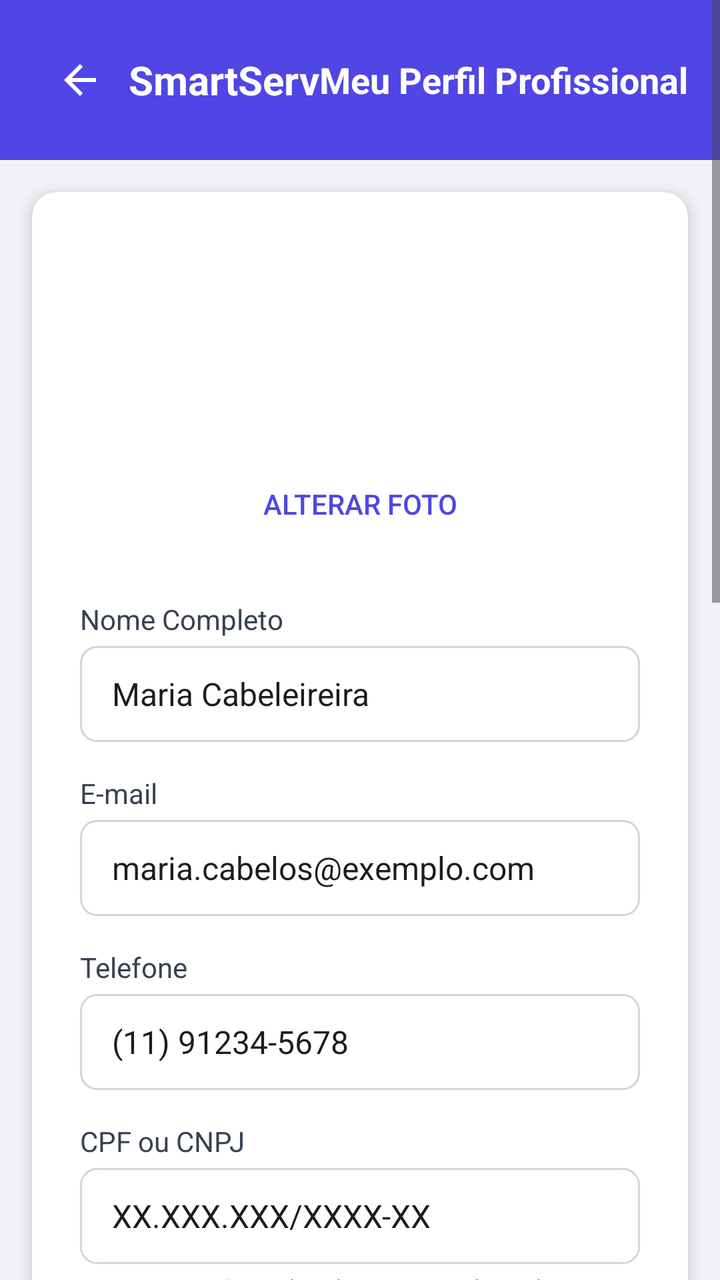
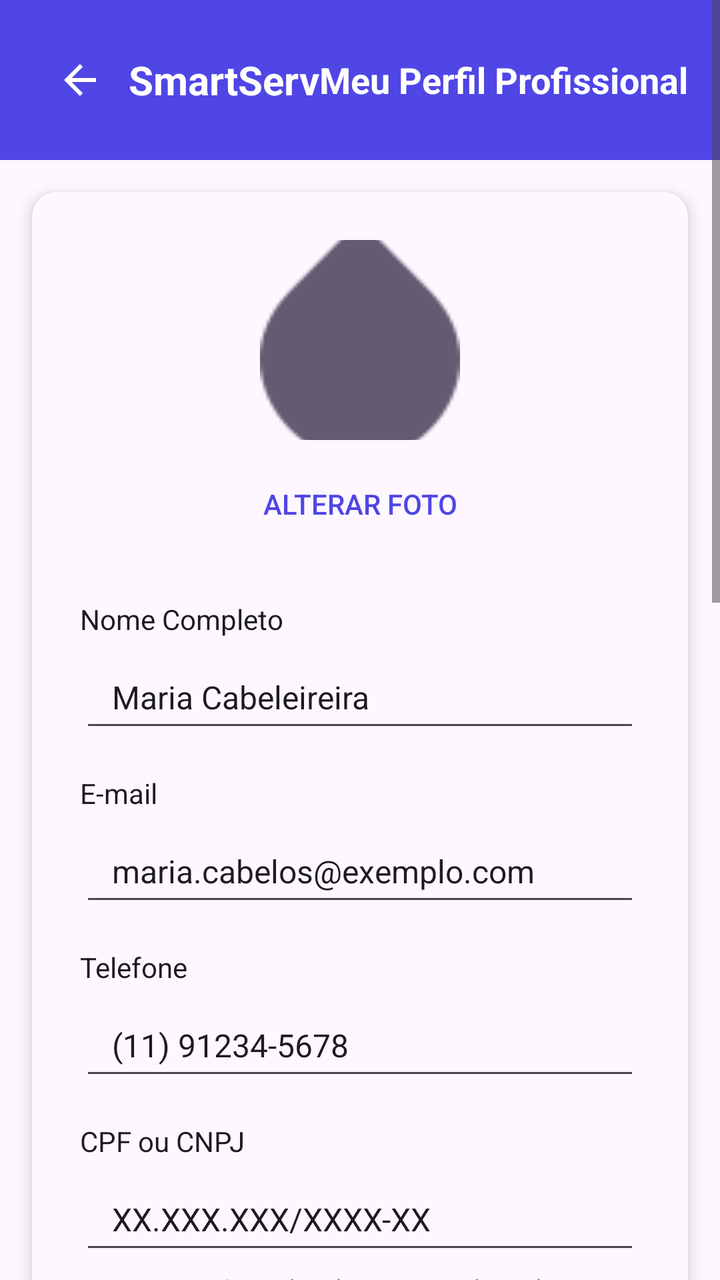

Before-and-after screenshots of an Android layout around one commit, followed by the original layout XML and the change that was made.
<!-- AndroidManifest.xml: application theme Theme.SmartApp -->
<!-- res/layout/editar_profissional.xml -->
<?xml version="1.0" encoding="utf-8"?>
<ScrollView xmlns:android="http://schemas.android.com/apk/res/android"
    xmlns:app="http://schemas.android.com/apk/res-auto"
    xmlns:tools="http://schemas.android.com/tools"
    android:layout_width="match_parent"
    android:layout_height="match_parent"
    android:background="#F0F2F5"
    android:fillViewport="true">

    <LinearLayout
        android:layout_width="match_parent"
        android:layout_height="wrap_content"
        android:orientation="vertical">

        
        <LinearLayout
            android:layout_width="match_parent"
            android:layout_height="wrap_content"
            android:background="#4F46E5"
            android:gravity="center_vertical"
            android:orientation="horizontal"
            android:padding="16dp">

            <ImageButton
                android:id="@+id/btnvoltarProfisional"
                android:layout_width="48dp"
                android:layout_height="48dp"
                android:background="?attr/selectableItemBackgroundBorderless"
                android:contentDescription="gere2"
                android:src="@drawable/ic_arrow_back"
                android:layout_alignParentStart="true"/>

            <TextView
                android:layout_width="0dp"
                android:layout_height="wrap_content"
                android:layout_weight="1"
                android:gravity="center"
                android:text="SmartServ"
                android:textColor="@android:color/white"
                android:textSize="20sp"
                android:textStyle="bold" />

            <TextView
                android:layout_width="wrap_content"
                android:layout_height="wrap_content"
                android:text="Meu Perfil Profissional"
                android:textColor="@android:color/white"
                android:textSize="18sp"
                android:textStyle="bold" />
        </LinearLayout>

        
        <androidx.cardview.widget.CardView
            android:layout_width="match_parent"
            android:layout_height="wrap_content"
            android:layout_margin="16dp"
            app:cardCornerRadius="12dp"
            app:cardElevation="4dp">

            <LinearLayout
                android:layout_width="match_parent"
                android:layout_height="wrap_content"
                android:orientation="vertical"
                android:padding="24dp">

                
                <LinearLayout
                    android:layout_width="match_parent"
                    android:layout_height="wrap_content"
                    android:layout_marginBottom="24dp"
                    android:gravity="center_horizontal"
                    android:orientation="vertical">

                    <ImageView
                        android:id="@+id/profileImage"
                        android:layout_width="100dp"
                        android:layout_height="100dp"
                        android:contentDescription="Foto de perfil"
                        android:scaleType="centerCrop" />

                    <Button
                        android:id="@+id/changePhotoButton"
                        style="@style/Widget.AppCompat.Button.Borderless"
                        android:layout_width="wrap_content"
                        android:layout_height="wrap_content"
                        android:layout_marginTop="8dp"
                        android:drawablePadding="8dp"
                        android:text="Alterar Foto"
                        android:textColor="#4F46E5"
                        android:textSize="14sp" />
                </LinearLayout>

                
                <LinearLayout
                    android:layout_width="match_parent"
                    android:layout_height="wrap_content"
                    android:orientation="vertical">

                    
                    <TextView
                        android:layout_width="match_parent"
                        android:layout_height="wrap_content"
                        android:layout_marginBottom="4dp"
                        android:text="Nome Completo"
                        android:textColor="#374151"
                        android:textSize="14sp" />

                    <EditText
                        android:id="@+id/nameEditText"
                        android:layout_width="match_parent"
                        android:layout_height="48dp"
                        android:background="@drawable/edittext_background"
                        android:paddingStart="16dp"
                        android:paddingEnd="16dp"
                        android:text="Maria Cabeleireira"
                        android:textSize="16sp" />

                    
                    <TextView
                        android:layout_width="match_parent"
                        android:layout_height="wrap_content"
                        android:layout_marginTop="16dp"
                        android:layout_marginBottom="4dp"
                        android:text="E-mail"
                        android:textColor="#374151"
                        android:textSize="14sp" />

                    <EditText
                        android:id="@+id/emailEditText"
                        android:layout_width="match_parent"
                        android:layout_height="48dp"
                        android:background="@drawable/edittext_background"
                        android:inputType="textEmailAddress"
                        android:paddingStart="16dp"
                        android:paddingEnd="16dp"
                        android:text="maria.cabelos@exemplo.com"
                        android:textSize="16sp" />

                    
                    <TextView
                        android:layout_width="match_parent"
                        android:layout_height="wrap_content"
                        android:layout_marginTop="16dp"
                        android:layout_marginBottom="4dp"
                        android:text="Telefone"
                        android:textColor="#374151"
                        android:textSize="14sp" />

                    <EditText
                        android:id="@+id/phoneEditText"
                        android:layout_width="match_parent"
                        android:layout_height="48dp"
                        android:background="@drawable/edittext_background"
                        android:inputType="phone"
                        android:paddingStart="16dp"
                        android:paddingEnd="16dp"
                        android:text="(11) 91234-5678"
                        android:textSize="16sp" />

                    
                    <TextView
                        android:layout_width="match_parent"
                        android:layout_height="wrap_content"
                        android:layout_marginTop="16dp"
                        android:layout_marginBottom="4dp"
                        android:text="CPF ou CNPJ"
                        android:textColor="#374151"
                        android:textSize="14sp" />

                    <EditText
                        android:id="@+id/cpfCnpjEditText"
                        android:layout_width="match_parent"
                        android:layout_height="48dp"
                        android:background="@drawable/edittext_background"
                        android:paddingStart="16dp"
                        android:paddingEnd="16dp"
                        android:text="XX.XXX.XXX/XXXX-XX"
                        android:textSize="16sp" />

                    <TextView
                        android:layout_width="match_parent"
                        android:layout_height="wrap_content"
                        android:layout_marginTop="4dp"
                        android:text="Para pessoa física (CPF) ou jurídica (CNPJ)."
                        android:textColor="#6B7280"
                        android:textSize="12sp" />

                    
                    <TextView
                        android:layout_width="match_parent"
                        android:layout_height="wrap_content"
                        android:layout_marginTop="16dp"
                        android:layout_marginBottom="4dp"
                        android:text="Endereço Completo"
                        android:textColor="#374151"
                        android:textSize="14sp" />

                    <EditText
                        android:id="@+id/addressEditText"
                        android:layout_width="match_parent"
                        android:layout_height="48dp"
                        android:background="@drawable/edittext_background"
                        android:paddingStart="16dp"
                        android:paddingEnd="16dp"
                        android:text="Rua da Beleza, 456, Bairro Estilo, Cidade, SP, 98765-432"
                        android:textSize="16sp" />

                    
                    <TextView
                        android:layout_width="match_parent"
                        android:layout_height="wrap_content"
                        android:layout_marginTop="16dp"
                        android:layout_marginBottom="4dp"
                        android:text="Razão Social (Opcional, se CNPJ)"
                        android:textColor="#374151"
                        android:textSize="14sp" />

                    <EditText
                        android:id="@+id/razaoSocialEditText"
                        android:layout_width="match_parent"
                        android:layout_height="48dp"
                        android:background="@drawable/edittext_background"
                        android:paddingStart="16dp"
                        android:paddingEnd="16dp"
                        android:text="Salão da Maria LTDA"
                        android:textSize="16sp" />

                    
                    <TextView
                        android:layout_width="match_parent"
                        android:layout_height="wrap_content"
                        android:layout_marginTop="16dp"
                        android:layout_marginBottom="4dp"
                        android:text="Sobre Você/Sua Empresa"
                        android:textColor="#374151"
                        android:textSize="14sp" />

                    <EditText
                        android:id="@+id/descriptionEditText"
                        android:layout_width="match_parent"
                        android:layout_height="120dp"
                        android:background="@drawable/edittext_background"
                        android:gravity="top"
                        android:inputType="textMultiLine"
                        android:padding="16dp"
                        android:text="Cabeleireira com mais de 10 anos de experiência, especialista em cortes modernos e coloração. Atendimento personalizado e ambiente acolhedor."
                        android:textSize="16sp" />

                    
                    <View
                        android:layout_width="match_parent"
                        android:layout_height="1dp"
                        android:layout_marginTop="24dp"
                        android:layout_marginBottom="16dp"
                        android:background="#E5E7EB" />

                    <TextView
                        android:layout_width="match_parent"
                        android:layout_height="wrap_content"
                        android:layout_marginBottom="16dp"
                        android:text="Alterar Senha"
                        android:textColor="#1F2937"
                        android:textSize="18sp"
                        android:textStyle="bold" />

                    
                    <TextView
                        android:layout_width="match_parent"
                        android:layout_height="wrap_content"
                        android:layout_marginBottom="4dp"
                        android:text="Nova Senha"
                        android:textColor="#374151"
                        android:textSize="14sp" />

                    <EditText
                        android:id="@+id/newPasswordEditText"
                        android:layout_width="match_parent"
                        android:layout_height="48dp"
                        android:background="@drawable/edittext_background"
                        android:hint="••••••••"
                        android:inputType="textPassword"
                        android:paddingStart="16dp"
                        android:paddingEnd="16dp"
                        android:textSize="16sp" />

                    <TextView
                        android:layout_width="match_parent"
                        android:layout_height="wrap_content"
                        android:layout_marginTop="4dp"
                        android:text="Mínimo de 6 caracteres."
                        android:textColor="#6B7280"
                        android:textSize="12sp" />

                    
                    <TextView
                        android:layout_width="match_parent"
                        android:layout_height="wrap_content"
                        android:layout_marginTop="16dp"
                        android:layout_marginBottom="4dp"
                        android:text="Confirmar Nova Senha"
                        android:textColor="#374151"
                        android:textSize="14sp" />

                    <EditText
                        android:id="@+id/confirmNewPasswordEditText"
                        android:layout_width="match_parent"
                        android:layout_height="48dp"
                        android:background="@drawable/edittext_background"
                        android:hint="••••••••"
                        android:inputType="textPassword"
                        android:paddingStart="16dp"
                        android:paddingEnd="16dp"
                        android:textSize="16sp" />

                    
                    <LinearLayout
                        android:layout_width="match_parent"
                        android:layout_height="wrap_content"
                        android:layout_marginTop="24dp"
                        android:gravity="end"
                        android:orientation="horizontal">

                        <Button
                            android:id="@+id/cancelButton"
                            android:layout_width="wrap_content"
                            android:layout_height="wrap_content"
                            android:layout_marginEnd="16dp"
                            android:backgroundTint="#E5E7EB"
                            android:paddingStart="24dp"
                            android:paddingTop="12dp"
                            android:paddingEnd="24dp"
                            android:paddingBottom="12dp"
                            android:text="Voltar"
                            android:textColor="#374151" />

                        <Button
                            android:id="@+id/saveButton"
                            android:layout_width="wrap_content"
                            android:layout_height="wrap_content"
                            android:backgroundTint="#16A34A"
                            android:paddingStart="24dp"
                            android:paddingTop="12dp"
                            android:paddingEnd="24dp"
                            android:paddingBottom="12dp"
                            android:text="Salvar Alterações"
                            android:textColor="@android:color/white" />
                    </LinearLayout>
                </LinearLayout>
            </LinearLayout>
        </androidx.cardview.widget.CardView>
    </LinearLayout>
</ScrollView>
<!-- resources referenced by this layout -->
<resources>
  <!-- drawable edittext_background (drawable) -->
  <shape xmlns:android="http://schemas.android.com/apk/res/android">
      <solid android:color="@android:color/white" />
      <corners android:radius="8dp" />
      <stroke
          android:width="1dp"
          android:color="#D1D5DB" />
      <solid android:color="@android:color/white"/>
      <corners android:radius="12dp"/>
      <stroke android:width="1dp" android:color="@color/gray_300"/>
  
      <shape xmlns:android="http://schemas.android.com/apk/res/android">
          <solid android:color="@android:color/white"/>
          <corners android:radius="8dp"/>
          <stroke android:width="1dp" android:color="#D1D5DB"/>
      </shape>
  
      <solid android:color="@android:color/transparent" />
      <stroke android:width="1dp" android:color="#D1D5DB" />
      <corners android:radius="8dp" />
  
  </shape>
  <!-- drawable ic_arrow_back (drawable) -->
  <vector xmlns:android="http://schemas.android.com/apk/res/android"
      android:width="24dp"
      android:height="24dp"
      android:viewportWidth="24"
      android:viewportHeight="24">
      <path android:fillColor="#FFFFFF" android:pathData="M20,11H7.83l5.59,-5.59L12,4l-8,8 8,8 1.41,-1.41L7.83,13H20v-2z"/>
  </vector>
  <style name="Theme.SmartApp" parent="Base.Theme.SmartApp" />
  <color name="gray_300">#D1D5DB</color>
  <style name="Base.Theme.SmartApp" parent="Theme.Material3.DayNight.NoActionBar" />
</resources>

<!-- the commit's change to res/layout/editar_profissional.xml (unified diff, before → after) -->
@@ -1,10 +1,9 @@
 <?xml version="1.0" encoding="utf-8"?>
 <ScrollView xmlns:android="http://schemas.android.com/apk/res/android"
     xmlns:app="http://schemas.android.com/apk/res-auto"
-    xmlns:tools="http://schemas.android.com/tools"
     android:layout_width="match_parent"
     android:layout_height="match_parent"
-    android:background="#F0F2F5"
+    android:background="?android:attr/colorBackground"
     android:fillViewport="true">
 
     <LinearLayout
@@ -55,7 +54,8 @@
             android:layout_height="wrap_content"
             android:layout_margin="16dp"
             app:cardCornerRadius="12dp"
-            app:cardElevation="4dp">
+            app:cardElevation="4dp"
+            app:cardBackgroundColor="?android:attr/colorBackground">
 
             <LinearLayout
                 android:layout_width="match_parent"
@@ -76,7 +76,8 @@
                         android:layout_width="100dp"
                         android:layout_height="100dp"
                         android:contentDescription="Foto de perfil"
-                        android:scaleType="centerCrop" />
+                        android:scaleType="centerCrop"
+                        android:src="?android:attr/textSelectHandle" /> 
 
                     <Button
                         android:id="@+id/changePhotoButton"
@@ -102,17 +103,18 @@
                         android:layout_height="wrap_content"
                         android:layout_marginBottom="4dp"
                         android:text="Nome Completo"
-                        android:textColor="#374151"
+                        android:textColor="?android:attr/textColorPrimary"
                         android:textSize="14sp" />
 
                     <EditText
                         android:id="@+id/nameEditText"
                         android:layout_width="match_parent"
                         android:layout_height="48dp"
-                        android:background="@drawable/edittext_background"
+                        android:background="?android:attr/editTextBackground"
                         android:paddingStart="16dp"
                         android:paddingEnd="16dp"
                         android:text="Maria Cabeleireira"
+                        android:textColor="?android:attr/textColorPrimary"
                         android:textSize="16sp" />
 
                     
@@ -122,18 +124,19 @@
                         android:layout_marginTop="16dp"
                         android:layout_marginBottom="4dp"
                         android:text="E-mail"
-                        android:textColor="#374151"
+                        android:textColor="?android:attr/textColorPrimary"
                         android:textSize="14sp" />
 
                     <EditText
                         android:id="@+id/emailEditText"
                         android:layout_width="match_parent"
                         android:layout_height="48dp"
-                        android:background="@drawable/edittext_background"
+                        android:background="?android:attr/editTextBackground"
                         android:inputType="textEmailAddress"
                         android:paddingStart="16dp"
                         android:paddingEnd="16dp"
                         android:text="maria.cabelos@exemplo.com"
+                        android:textColor="?android:attr/textColorPrimary"
                         android:textSize="16sp" />
 
                     
@@ -143,18 +146,19 @@
                         android:layout_marginTop="16dp"
                         android:layout_marginBottom="4dp"
                         android:text="Telefone"
-                        android:textColor="#374151"
+                        android:textColor="?android:attr/textColorPrimary"
                         android:textSize="14sp" />
 
                     <EditText
                         android:id="@+id/phoneEditText"
                         android:layout_width="match_parent"
                         android:layout_height="48dp"
-                        android:background="@drawable/edittext_background"
+                        android:background="?android:attr/editTextBackground"
                         android:inputType="phone"
                         android:paddingStart="16dp"
                         android:paddingEnd="16dp"
                         android:text="(11) 91234-5678"
+                        android:textColor="?android:attr/textColorPrimary"
                         android:textSize="16sp" />
 
                     
@@ -164,17 +168,18 @@
                         android:layout_marginTop="16dp"
                         android:layout_marginBottom="4dp"
                         android:text="CPF ou CNPJ"
-                        android:textColor="#374151"
+                        android:textColor="?android:attr/textColorPrimary"
                         android:textSize="14sp" />
 
                     <EditText
                         android:id="@+id/cpfCnpjEditText"
                         android:layout_width="match_parent"
                         android:layout_height="48dp"
-                        android:background="@drawable/edittext_background"
+                        android:background="?android:attr/editTextBackground"
                         android:paddingStart="16dp"
                         android:paddingEnd="16dp"
                         android:text="XX.XXX.XXX/XXXX-XX"
+                        android:textColor="?android:attr/textColorPrimary"
                         android:textSize="16sp" />
 
                     <TextView
@@ -182,7 +187,7 @@
                         android:layout_height="wrap_content"
                         android:layout_marginTop="4dp"
                         android:text="Para pessoa física (CPF) ou jurídica (CNPJ)."
-                        android:textColor="#6B7280"
+                        android:textColor="?android:attr/textColorSecondary"
                         android:textSize="12sp" />
 
                     
@@ -192,17 +197,18 @@
                         android:layout_marginTop="16dp"
                         android:layout_marginBottom="4dp"
                         android:text="Endereço Completo"
-                        android:textColor="#374151"
+                        android:textColor="?android:attr/textColorPrimary"
                         android:textSize="14sp" />
 
                     <EditText
                         android:id="@+id/addressEditText"
                         android:layout_width="match_parent"
                         android:layout_height="48dp"
-                        android:background="@drawable/edittext_background"
+                        android:background="?android:attr/editTextBackground"
                         android:paddingStart="16dp"
                         android:paddingEnd="16dp"
                         android:text="Rua da Beleza, 456, Bairro Estilo, Cidade, SP, 98765-432"
+                        android:textColor="?android:attr/textColorPrimary"
                         android:textSize="16sp" />
 
                     
@@ -212,17 +218,18 @@
                         android:layout_marginTop="16dp"
                         android:layout_marginBottom="4dp"
                         android:text="Razão Social (Opcional, se CNPJ)"
-                        android:textColor="#374151"
+                        android:textColor="?android:attr/textColorPrimary"
                         android:textSize="14sp" />
 
                     <EditText
                         android:id="@+id/razaoSocialEditText"
                         android:layout_width="match_parent"
                         android:layout_height="48dp"
-                        android:background="@drawable/edittext_background"
+                        android:background="?android:attr/editTextBackground"
                         android:paddingStart="16dp"
                         android:paddingEnd="16dp"
                         android:text="Salão da Maria LTDA"
+                        android:textColor="?android:attr/textColorPrimary"
                         android:textSize="16sp" />
 
                     
@@ -232,18 +239,19 @@
                         android:layout_marginTop="16dp"
                         android:layout_marginBottom="4dp"
                         android:text="Sobre Você/Sua Empresa"
-                        android:textColor="#374151"
+                        android:textColor="?android:attr/textColorPrimary"
                         android:textSize="14sp" />
 
                     <EditText
                         android:id="@+id/descriptionEditText"
                         android:layout_width="match_parent"
                         android:layout_height="120dp"
-                        android:background="@drawable/edittext_background"
+                        android:background="?android:attr/editTextBackground"
                         android:gravity="top"
                         android:inputType="textMultiLine"
                         android:padding="16dp"
                         android:text="Cabeleireira com mais de 10 anos de experiência, especialista em cortes modernos e coloração. Atendimento personalizado e ambiente acolhedor."
+                        android:textColor="?android:attr/textColorPrimary"
                         android:textSize="16sp" />
 
                     
@@ -252,14 +260,14 @@
                         android:layout_height="1dp"
                         android:layout_marginTop="24dp"
                         android:layout_marginBottom="16dp"
-                        android:background="#E5E7EB" />
+                        android:background="?android:attr/dividerVertical" />
 
                     <TextView
                         android:layout_width="match_parent"
                         android:layout_height="wrap_content"
                         android:layout_marginBottom="16dp"
                         android:text="Alterar Senha"
-                        android:textColor="#1F2937"
+                        android:textColor="?android:attr/textColorPrimary"
                         android:textSize="18sp"
                         android:textStyle="bold" />
 
@@ -269,18 +277,19 @@
                         android:layout_height="wrap_content"
                         android:layout_marginBottom="4dp"
                         android:text="Nova Senha"
-                        android:textColor="#374151"
+                        android:textColor="?android:attr/textColorPrimary"
                         android:textSize="14sp" />
 
                     <EditText
                         android:id="@+id/newPasswordEditText"
                         android:layout_width="match_parent"
                         android:layout_height="48dp"
-                        android:background="@drawable/edittext_background"
+                        android:background="?android:attr/editTextBackground"
                         android:hint="••••••••"
                         android:inputType="textPassword"
                         android:paddingStart="16dp"
                         android:paddingEnd="16dp"
+                        android:textColor="?android:attr/textColorPrimary"
                         android:textSize="16sp" />
 
                     <TextView
@@ -288,7 +297,7 @@
                         android:layout_height="wrap_content"
                         android:layout_marginTop="4dp"
                         android:text="Mínimo de 6 caracteres."
-                        android:textColor="#6B7280"
+                        android:textColor="?android:attr/textColorSecondary"
                         android:textSize="12sp" />
 
                     
@@ -298,18 +307,19 @@
                         android:layout_marginTop="16dp"
                         android:layout_marginBottom="4dp"
                         android:text="Confirmar Nova Senha"
-                        android:textColor="#374151"
+                        android:textColor="?android:attr/textColorPrimary"
                         android:textSize="14sp" />
 
                     <EditText
                         android:id="@+id/confirmNewPasswordEditText"
                         android:layout_width="match_parent"
                         android:layout_height="48dp"
-                        android:background="@drawable/edittext_background"
+                        android:background="?android:attr/editTextBackground"
                         android:hint="••••••••"
                         android:inputType="textPassword"
                         android:paddingStart="16dp"
                         android:paddingEnd="16dp"
+                        android:textColor="?android:attr/textColorPrimary"
                         android:textSize="16sp" />
 
                     
@@ -325,13 +335,13 @@
                             android:layout_width="wrap_content"
                             android:layout_height="wrap_content"
                             android:layout_marginEnd="16dp"
-                            android:backgroundTint="#E5E7EB"
+                            android:backgroundTint="?android:attr/colorButtonNormal"
                             android:paddingStart="24dp"
                             android:paddingTop="12dp"
                             android:paddingEnd="24dp"
                             android:paddingBottom="12dp"
                             android:text="Voltar"
-                            android:textColor="#374151" />
+                            android:textColor="?android:attr/textColorPrimary" />
 
                         <Button
                             android:id="@+id/saveButton"
<!-- resource entries referenced after the edit -->
@@ -1,27 +1,5 @@
 <!-- resources referenced by this layout -->
 <resources>
-  <!-- drawable edittext_background (drawable) -->
-  <shape xmlns:android="http://schemas.android.com/apk/res/android">
-      <solid android:color="@android:color/white" />
-      <corners android:radius="8dp" />
-      <stroke
-          android:width="1dp"
-          android:color="#D1D5DB" />
-      <solid android:color="@android:color/white"/>
-      <corners android:radius="12dp"/>
-      <stroke android:width="1dp" android:color="@color/gray_300"/>
-  
-      <shape xmlns:android="http://schemas.android.com/apk/res/android">
-          <solid android:color="@android:color/white"/>
-          <corners android:radius="8dp"/>
-          <stroke android:width="1dp" android:color="#D1D5DB"/>
-      </shape>
-  
-      <solid android:color="@android:color/transparent" />
-      <stroke android:width="1dp" android:color="#D1D5DB" />
-      <corners android:radius="8dp" />
-  
-  </shape>
   <!-- drawable ic_arrow_back (drawable) -->
   <vector xmlns:android="http://schemas.android.com/apk/res/android"
       android:width="24dp"
@@ -31,7 +9,6 @@
       <path android:fillColor="#FFFFFF" android:pathData="M20,11H7.83l5.59,-5.59L12,4l-8,8 8,8 1.41,-1.41L7.83,13H20v-2z"/>
   </vector>
   <style name="Theme.SmartApp" parent="Base.Theme.SmartApp" />
-  <color name="gray_300">#D1D5DB</color>
   <style name="Base.Theme.SmartApp" parent="Theme.Material3.DayNight.NoActionBar" />
 </resources>
 
